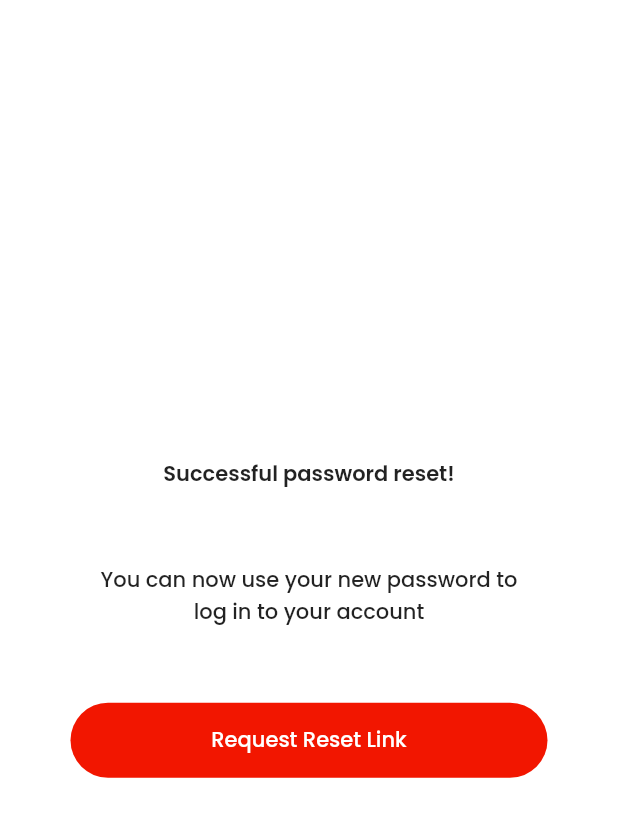
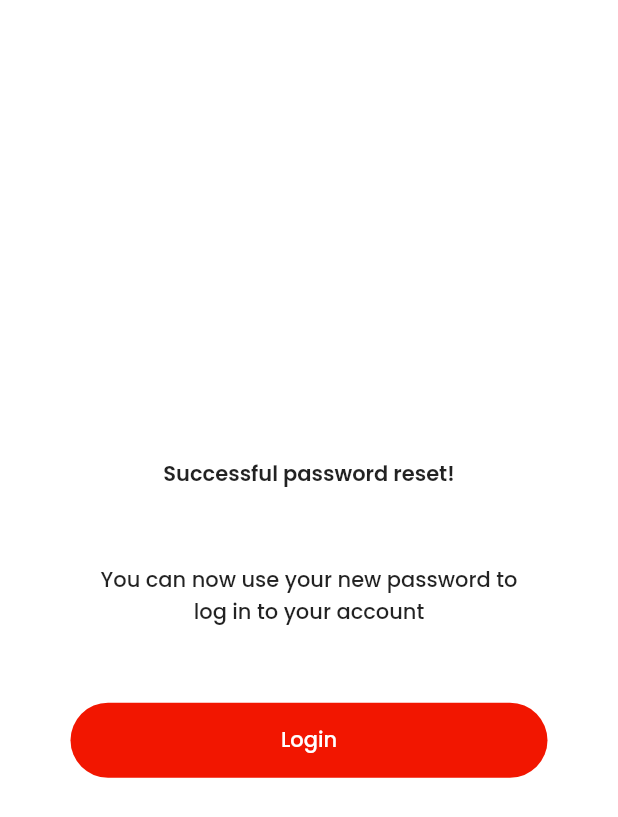
Before and after one commit to NevilleAdrian/IgboApp, a Flutter app: the ResetSuccess screen opened by its route, on a phone screen of 412 x 824 dp. Shown: the top 817 px of the screen. Run offline on Flutter 3.47's test engine with Material 2 defaults, Android fonts, the phone set to English and light mode, and no system bars; our stand-ins replace audioplayers, flutter_svg, percent_indicator; statements that could not run were skipped; project files that could hold a hidden picture were left out.

Commit message:
changed success request button test/ space within text

```diff
--- a/lib/screens/auth/login_screen.dart
+++ b/lib/screens/auth/login_screen.dart
@@ -57,7 +57,7 @@ class _LoginScreenState extends State<LoginScreen> {
                   color: Colors.black,
                   fontWeight: FontWeight.w200,
                 ),
-                leadingText: 'New?',
+                leadingText: 'New? ',
                 actionText: 'Sign up',
                 actionStyle: TextStyle(decoration: TextDecoration.underline),
                 onTap: () {
--- a/lib/screens/auth/reset_success.dart
+++ b/lib/screens/auth/reset_success.dart
@@ -40,7 +40,7 @@ class ResetSuccess extends StatelessWidget {
                     Navigator.of(context).pushNamedAndRemoveUntil(
                         LoginScreen.id, (Route<dynamic> route) => false);
                   },
-                  child: Text('Request Reset Link'),
+                  child: Text('Login'),
                 ),
               ),
             ],
--- a/lib/screens/auth/signup_screen.dart
+++ b/lib/screens/auth/signup_screen.dart
@@ -1,9 +1,7 @@
 import 'package:flutter/cupertino.dart';
-import 'package:flutter/gestures.dart';
 import 'package:flutter/material.dart';
 import 'package:nkuzi_igbo/helpers/auth_layout.dart';
 import 'package:nkuzi_igbo/screens/auth/login_screen.dart';
-import 'package:nkuzi_igbo/screens/home_screen.dart';
 import 'package:nkuzi_igbo/ui_widgets/alt_auth_action.dart';
 import 'package:nkuzi_igbo/utils/constants.dart';
 
@@ -61,7 +59,7 @@ class _SignUpScreenState extends State<SignUpScreen> {
                   color: Colors.black,
                   fontWeight: FontWeight.w200,
                 ),
-                leadingText: 'Have an account?',
+                leadingText: 'Have an account? ',
                 actionText: 'Log in',
                 actionStyle: TextStyle(
                   decoration: TextDecoration.underline,
--- a/lib/screens/auth/welcome_screen.dart
+++ b/lib/screens/auth/welcome_screen.dart
@@ -70,7 +70,7 @@ class StartAuthBottom extends StatelessWidget {
           ),
           AltAuthAction(
             defaultStyle: kAuthTextSmall,
-            leadingText: 'Have an account?',
+            leadingText: 'Have an account? ',
             actionText: 'Log in',
             actionStyle:
                 kAuthTextSmall.copyWith(decoration: TextDecoration.underline),
```
